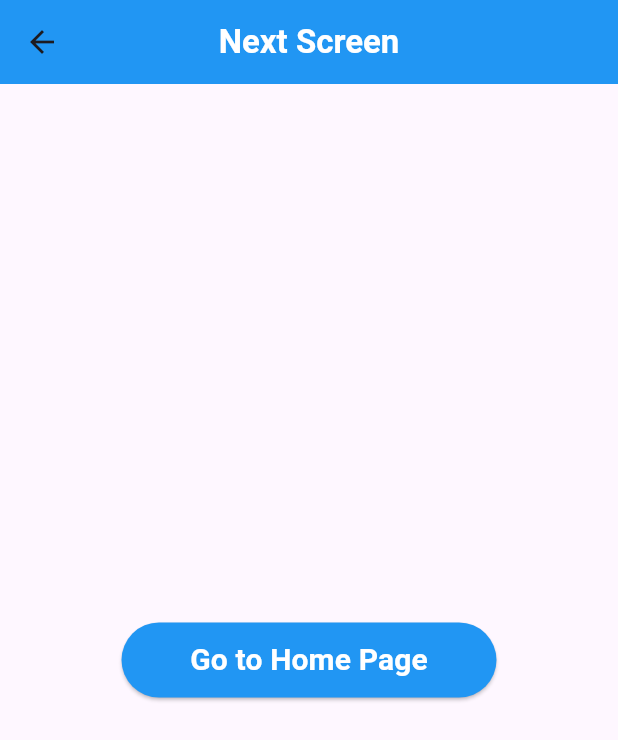
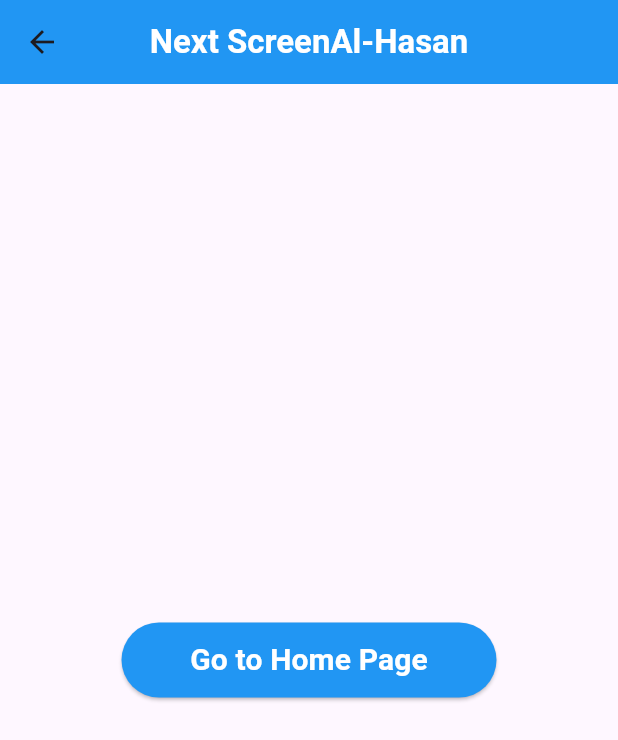
Before and after one commit to alhasann351/getx_navigation_routes, a Flutter app: the screen it shows after launch, after a tap on "Next Screen", on a phone screen of 412 x 824 dp. Shown: the top 740 px of the screen. Run offline on Flutter 3.47's test engine with Material 3 defaults, Android fonts, the phone set to English and light mode, and no system bars; our stand-ins replace get.

```diff
--- a/lib/main.dart
+++ b/lib/main.dart
@@ -19,7 +19,7 @@ class MyApp extends StatelessWidget {
       home: const MyHomePage(),
       getPages: [
         GetPage(name: '/', page: () => const MyHomePage()),
-        GetPage(name: '/nextScreen', page: () => const NextScreen()),
+        GetPage(name: '/nextScreen', page: () => NextScreen()),
         GetPage(name: '/screen', page: () => const Screen()),
       ],
     );
--- a/lib/my_home_page.dart
+++ b/lib/my_home_page.dart
@@ -1,4 +1,5 @@
 import 'package:flutter/material.dart';
+import 'package:flutter/services.dart';
 import 'package:get/get.dart';
 import 'package:getx_navigation_routes/next_screen.dart';
 
@@ -15,6 +16,7 @@ class _MyHomePageState extends State<MyHomePage> {
     return Scaffold(
       appBar: AppBar(
         centerTitle: true,
+        automaticallyImplyLeading: false,
         backgroundColor: Colors.blue,
         title: const Text(
           'GetX Navigation Routes',
@@ -39,7 +41,10 @@ class _MyHomePageState extends State<MyHomePage> {
                 ),
                   onPressed: () {
                   //Get.to(const NextScreen(name: 'Hasan',));
-                    Get.toNamed('/nextScreen');
+                    Get.toNamed('/nextScreen', arguments: [
+                      'Hasan',
+                      'Al-Hasan'
+                    ]);
                   },
                   child: const Text(
                     'Next Screen',
--- a/lib/next_screen.dart
+++ b/lib/next_screen.dart
@@ -3,8 +3,8 @@ import 'package:get/get.dart';
 import 'package:getx_navigation_routes/screen.dart';
 
 class NextScreen extends StatefulWidget {
-  final String name;
-  const NextScreen({super.key, this.name=''});
+  var name;
+  NextScreen({super.key, this.name});
 
   @override
   State<NextScreen> createState() => _NextScreenState();
@@ -18,7 +18,7 @@ class _NextScreenState extends State<NextScreen> {
         centerTitle: true,
         backgroundColor: Colors.blue,
         title: Text(
-          'Next Screen${widget.name}',
+          'Next Screen${Get.arguments[1]}',
           style: const TextStyle(
             fontWeight: FontWeight.bold,
             fontSize: 22,
```
